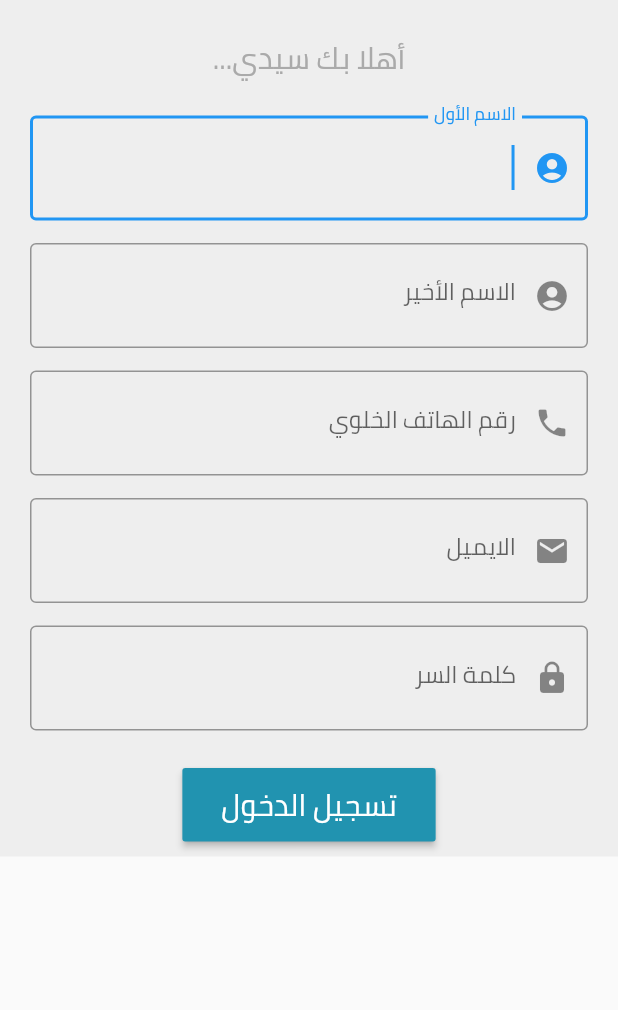
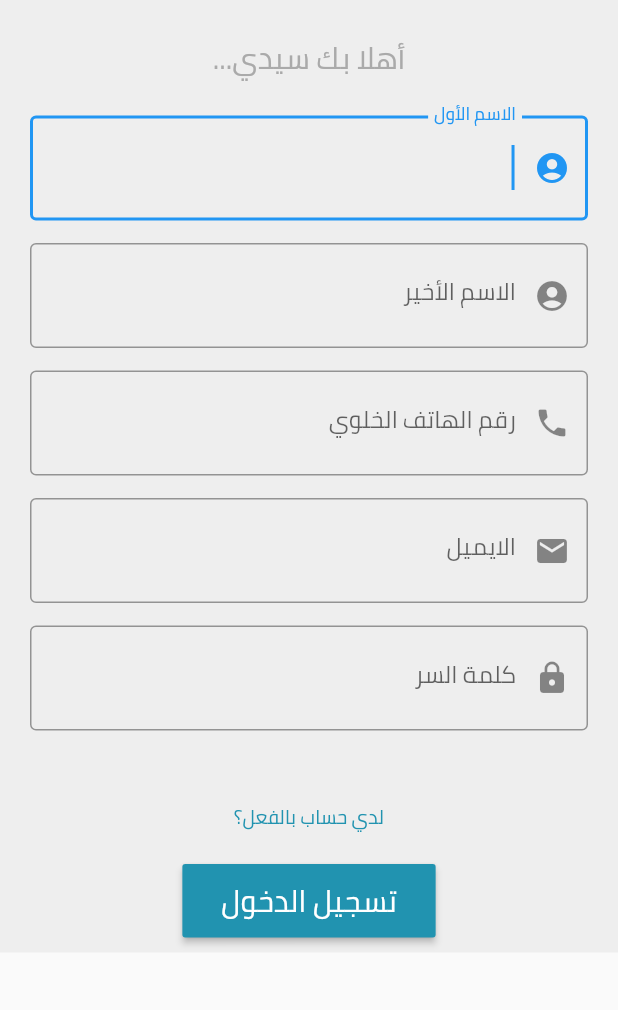
Before and after one commit to mohammad-dc/Restaurent-Booking, a Flutter app: the screen it shows after launch, after a tap on "مستخدم", on a phone screen of 412 x 824 dp, the part 114-1124 px from its top. Run offline on Flutter 3.47's test engine with Material 2 defaults, Android fonts, the phone set to English and light mode, and no system bars; our stand-ins replace email_validator, flutter_spinkit, fluttertoast, shared_preferences; network calls fail.

Commit message:
project done

```diff
--- a/lib/main.dart
+++ b/lib/main.dart
@@ -14,7 +14,7 @@ class MyApp extends StatelessWidget {
         primarySwatch: Colors.blue,
         visualDensity: VisualDensity.adaptivePlatformDensity,
       ),
-      initialRoute: '/user/dashboard',
+      initialRoute: '/',
       onGenerateRoute: RouteGenerator.generatorRoute,
     );
   }
--- a/lib/screens/admin_or_user.dart
+++ b/lib/screens/admin_or_user.dart
@@ -39,9 +39,19 @@ class _AdminOrUserState extends State<AdminOrUser> {
                   color: grayColormax),
             ),
             SizedBox(height: 20.0),
-            AccountBtn(text: 'مسؤول', navigatorPageRoute: '/admin/login'),
+            AccountBtn(
+                text: 'مسؤول',
+                path: () async {
+                  Navigator.of(context).pushNamed('/admin/login');
+                }),
             SizedBox(height: 30.0),
-            AccountBtn(text: 'مستخدم', navigatorPageRoute: '/user/signup'),
+            AccountBtn(
+                text: 'مستخدم',
+                path: () async {
+                  await SharedPreferencesHelper.checkIfExsist('userToken')
+                      ? Navigator.of(context).pushNamed('/user/dashboard')
+                      : Navigator.of(context).pushNamed('/user/signup');
+                }),
           ],
         ),
       ),
--- a/lib/screens/user/signup.dart
+++ b/lib/screens/user/signup.dart
@@ -181,6 +181,21 @@ class _SignUpState extends State<SignUp> {
                           SizedBox(
                             height: 25.0,
                           ),
+                          Padding(
+                            padding: EdgeInsets.symmetric(vertical: 20),
+                            child: GestureDetector(
+                              onTap: () {
+                                Navigator.of(context).pushNamed('/user/login');
+                              },
+                              child: Text(
+                                'لدي حساب بالفعل؟',
+                                style: TextStyle(
+                                    fontSize: 13.0,
+                                    fontFamily: 'Cairo',
+                                    color: gradientColor1),
+                              ),
+                            ),
+                          ),
                           RaisedButton(
                             color: gradientColor1,
                             onPressed: () {
--- a/lib/widgets/account_btn.dart
+++ b/lib/widgets/account_btn.dart
@@ -3,12 +3,12 @@ import 'package:flutter_application_1/constants/colors.dart';
 
 class AccountBtn extends StatelessWidget {
   final String text;
-  final String navigatorPageRoute;
-  AccountBtn({this.text, this.navigatorPageRoute});
+  final Function path;
+  AccountBtn({this.text, this.path});
   @override
   Widget build(BuildContext context) {
     return RaisedButton(
-      onPressed: () => {Navigator.of(context).pushNamed(navigatorPageRoute)},
+      onPressed: () => {path()},
       textColor: whiteColor,
       padding: const EdgeInsets.all(0.0),
       child: Container(
```
Also changed, not shown: lib/config/storage.dart (+6 -5 lines), lib/screens/user/tabs/user_dashboard_home.dart (+17 -0 lines).
